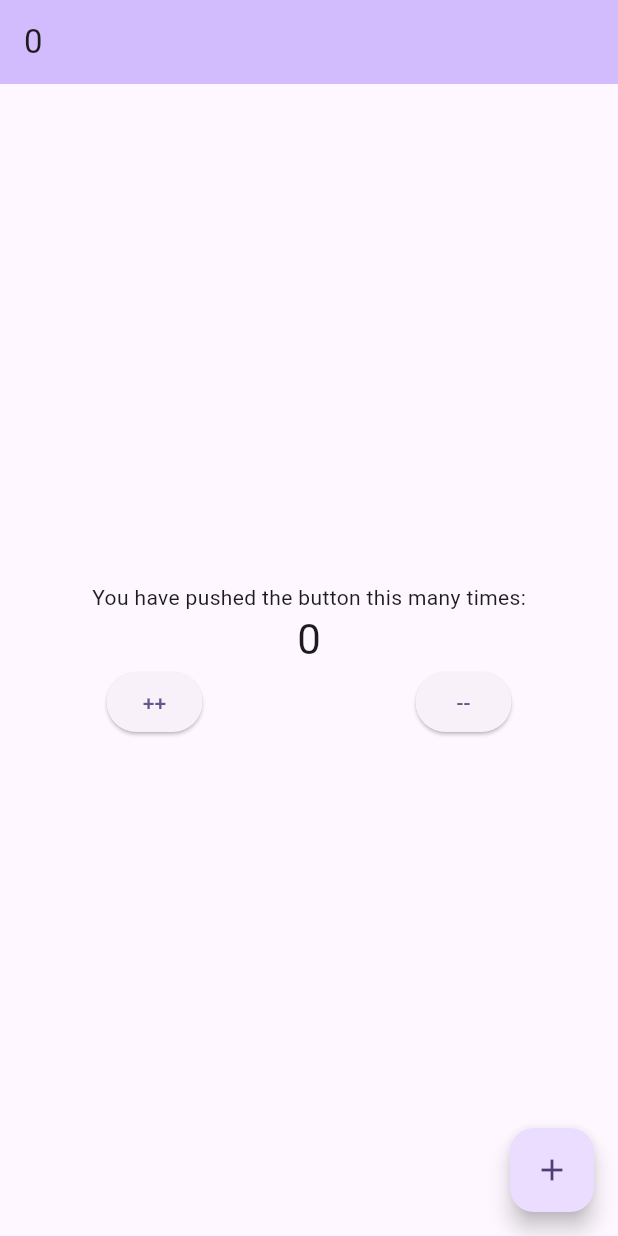
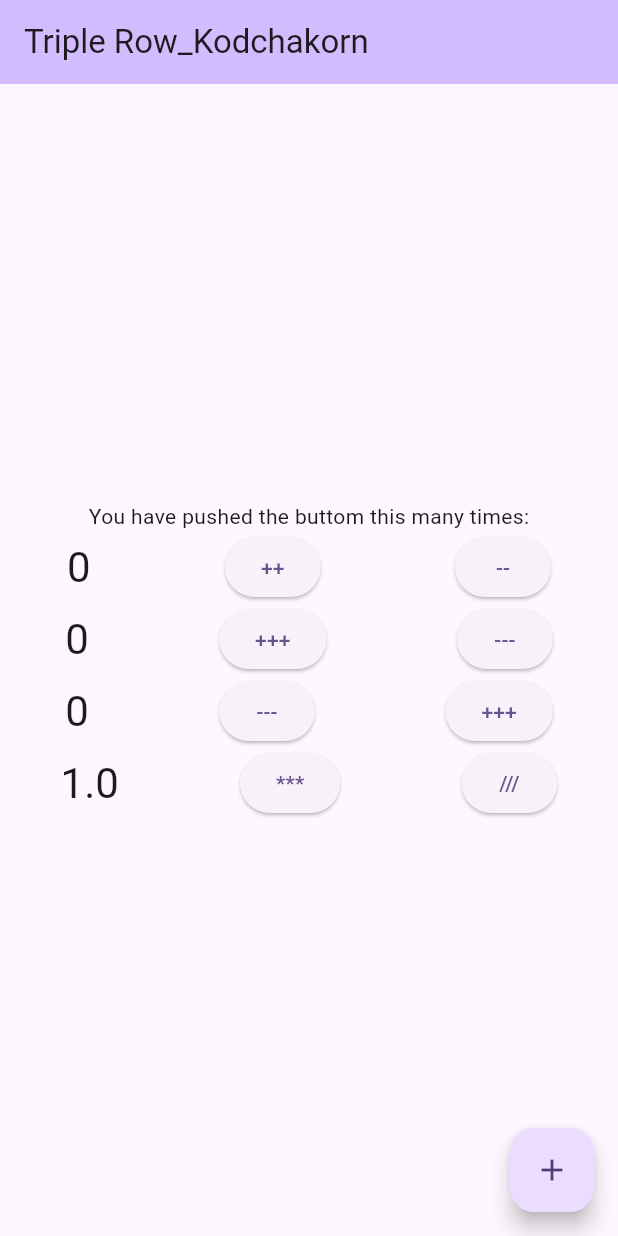
Before and after one commit to is767-1-2023/kodchakorn, a Flutter app: the screen it shows after launch, on a phone screen of 412 x 824 dp. Run offline on Flutter 3.47's test engine with Material 2 defaults, Android fonts, the phone set to English and light mode, and no system bars.

Commit message:
Tripple Row

```diff
--- a/frist_app/lib/main.dart
+++ b/frist_app/lib/main.dart
@@ -7,27 +7,11 @@ void main() {
 class MyApp extends StatelessWidget {
   const MyApp({super.key});
 
-  // This widget is the root of your application.
   @override
   Widget build(BuildContext context) {
     return MaterialApp(
       title: 'Flutter Demo',
       theme: ThemeData(
-        // This is the theme of your application.
-        //
-        // TRY THIS: Try running your application with "flutter run". You'll see
-        // the application has a blue toolbar. Then, without quitting the app,
-        // try changing the seedColor in the colorScheme below to Colors.green
-        // and then invoke "hot reload" (save your changes or press the "hot
-        // reload" button in a Flutter-supported IDE, or press "r" if you used
-        // the command line to start the app).
-        //
-        // Notice that the counter didn't reset back to zero; the application
-        // state is not lost during the reload. To reset the state, use hot
-        // restart instead.
-        //
-        // This works for code too, not just values: Most code changes can be
-        // tested with just a hot reload.
         colorScheme: ColorScheme.fromSeed(seedColor: Colors.deepPurple),
         useMaterial3: true,
       ),
@@ -46,17 +30,56 @@ class MyHomePage extends StatefulWidget {
 }
 
 class _MyHomePageState extends State<MyHomePage> {
-  int _counter = 0;
+  int _counter1 = 0;
+  int _counter2 = 0;
+  int _counter3 = 0;
+  double _counter4 = 1;
 
   void _incrementCounter() {
     setState(() {
-      _counter++;
+      _counter1++;
     });
   }
 
   void _decrementCounter() {
     setState(() {
-      _counter--;
+      _counter1--;
+    });
+  }
+
+  void _incrementCounterByTwo() {
+    setState(() {
+      _counter2 += 2;
+    });
+  }
+
+  void _decrementCounterByTwo() {
+    setState(() {
+      _counter2 -= 2;
+    });
+  }
+
+  void _multiplyCounter() {
+    setState(() {
+      _counter4 *= 2;
+    });
+  }
+
+  void _divideCounter() {
+    setState(() {
+      _counter4 /= 2;
+    });
+  }
+
+  void _decrementCounter2() {
+    setState(() {
+      _counter3 -= 2;
+    });
+  }
+
+  void _incrementCounter2() {
+    setState(() {
+      _counter3 += 2;
     });
   }
 
@@ -64,37 +87,73 @@ class _MyHomePageState extends State<MyHomePage> {
   Widget build(BuildContext context) {
     return Scaffold(
       appBar: AppBar(
-        // TRY THIS: Try changing the color here to a specific color (to
-        // Colors.amber, perhaps?) and trigger a hot reload to see the AppBar
-        // change color while the other colors stay the same.
         backgroundColor: Theme.of(context).colorScheme.inversePrimary,
-
-        title: Text('$_counter'),
+        title: const Text('Triple Row_Kodchakorn'),
       ),
       body: Center(
         child: Column(
           mainAxisAlignment: MainAxisAlignment.center,
           children: <Widget>[
             const Text(
-              'You have pushed the button this many times:',
-            ),
-            Text(
-              '$_counter',
-              style: Theme.of(context).textTheme.headlineMedium,
+              'You have pushed the buttom this many times:',
             ),
             Row(
               mainAxisAlignment: MainAxisAlignment.spaceAround,
               children: [
+                Text(
+                  '$_counter1',
+                  style: Theme.of(context).textTheme.headlineMedium,
+                ),
                 ElevatedButton(
                   onPressed: _incrementCounter,
-                  child: Text('++'),
+                  child: const Text('++'),
                 ),
                 ElevatedButton(
                   onPressed: _decrementCounter,
-                  child: Text('--'),
-                )
+                  child: const Text('--'),
+                ),
               ],
-            )
+            ),
+            Row(mainAxisAlignment: MainAxisAlignment.spaceAround, children: [
+              Text(
+                '$_counter2',
+                style: Theme.of(context).textTheme.headlineMedium,
+              ),
+              ElevatedButton(
+                onPressed: _incrementCounterByTwo,
+                child: const Text('+++'),
+              ),
+              ElevatedButton(
+                  onPressed: _decrementCounterByTwo, child: const Text('---'))
+            ]),
+            Row(mainAxisAlignment: MainAxisAlignment.spaceAround, children: [
+              Text(
+                '$_counter3',
+                style: Theme.of(context).textTheme.headlineMedium,
+              ),
+              ElevatedButton(
+                onPressed: _decrementCounter2,
+                child: const Text('---'),
+              ),
+              ElevatedButton(
+                onPressed: _incrementCounter2,
+                child: const Text('+++'),
+              )
+            ]),
+            Row(mainAxisAlignment: MainAxisAlignment.spaceAround, children: [
+              Text(
+                '$_counter4',
+                style: Theme.of(context).textTheme.headlineMedium,
+              ),
+              ElevatedButton(
+                onPressed: _multiplyCounter,
+                child: const Text('***'),
+              ),
+              ElevatedButton(
+                onPressed: _divideCounter,
+                child: const Text('///'),
+              )
+            ])
           ],
         ),
       ),
@@ -102,7 +161,7 @@ class _MyHomePageState extends State<MyHomePage> {
         onPressed: _incrementCounter,
         tooltip: 'Increment',
         child: const Icon(Icons.add),
-      ), // This trailing comma makes auto-formatting nicer for build methods.
+      ),
     );
   }
 }
```
